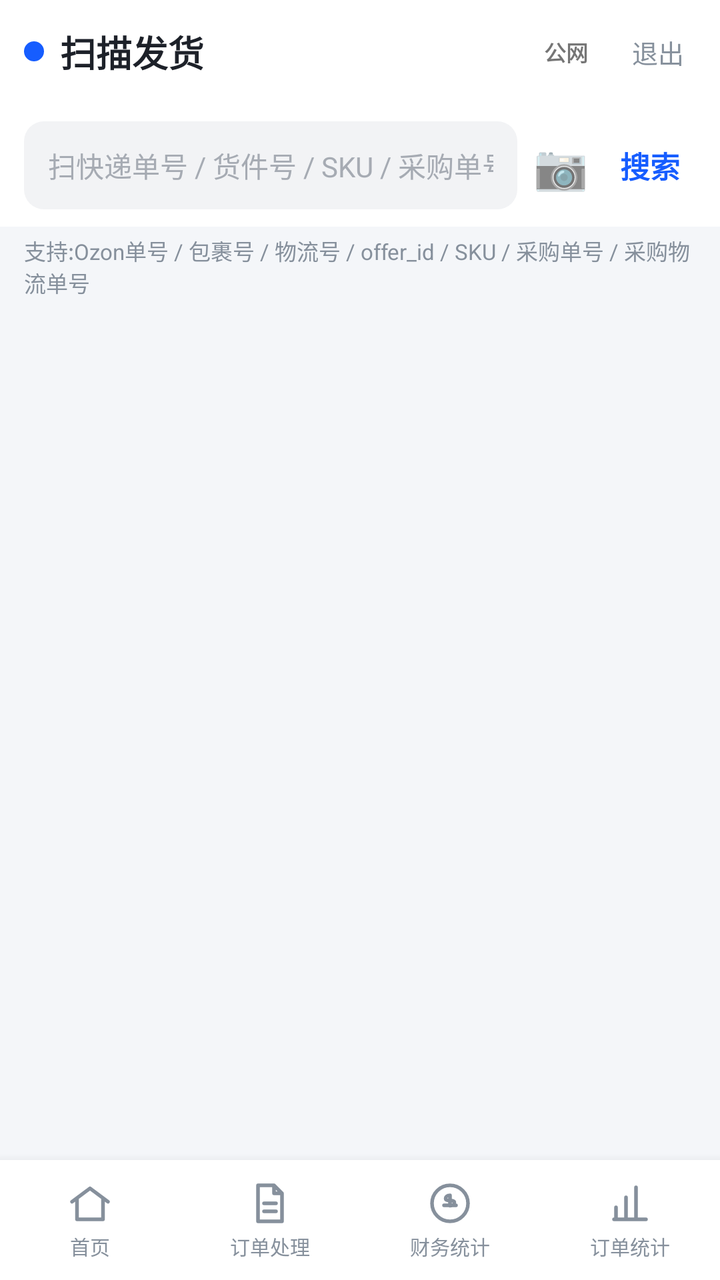
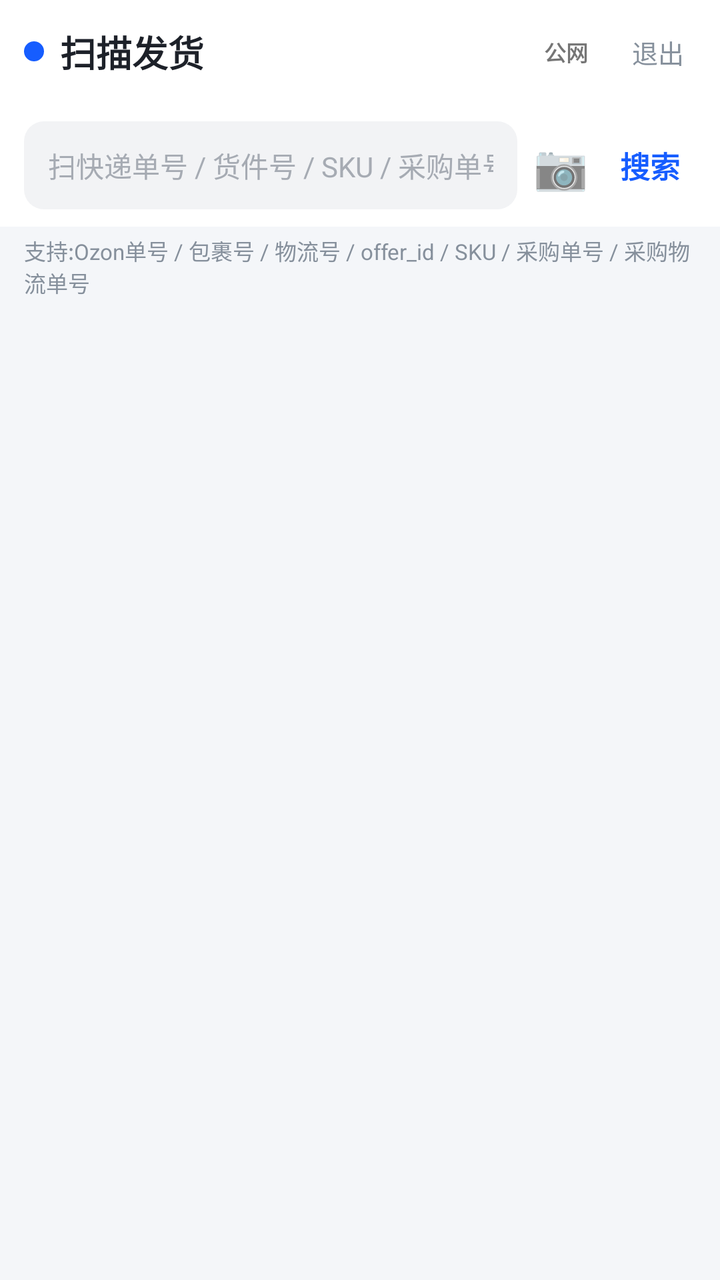

The first picture is an Android layout as it rendered before a commit; the second is the same layout after the commit. The layout source and the unified diff follow.
<!-- AndroidManifest.xml: application theme AppTheme -->
<!-- res/layout/activity_main.xml -->
<?xml version="1.0" encoding="utf-8"?>
<LinearLayout xmlns:android="http://schemas.android.com/apk/res/android"
    android:layout_width="match_parent"
    android:layout_height="match_parent"
    android:fitsSystemWindows="true"
    android:orientation="vertical"
    android:background="@color/page_bg">

    
    <LinearLayout
        android:layout_width="match_parent"
        android:layout_height="@dimen/header_height"
        android:orientation="horizontal"
        android:gravity="center_vertical"
        android:background="@color/card_bg"
        android:paddingHorizontal="12dp">

        <LinearLayout
            android:layout_width="0dp"
            android:layout_height="wrap_content"
            android:layout_weight="1"
            android:orientation="horizontal"
            android:gravity="center_vertical">

            <View
                android:layout_width="10dp"
                android:layout_height="10dp"
                android:background="@drawable/bg_dot_primary" />

            <TextView
                android:layout_width="wrap_content"
                android:layout_height="wrap_content"
                android:text="扫描发货"
                android:textColor="@color/text_primary"
                android:textSize="18sp"
                android:textStyle="bold"
                android:layout_marginStart="8dp" />
        </LinearLayout>

        <TextView
            android:id="@+id/intranetBtn"
            android:layout_width="wrap_content"
            android:layout_height="wrap_content"
            android:text="公网"
            android:textSize="11sp"
            android:textStyle="bold"
            android:paddingHorizontal="12dp"
            android:paddingVertical="5dp"
            android:layout_marginEnd="4dp" />

        <TextView
            android:id="@+id/logoutBtn"
            android:layout_width="wrap_content"
            android:layout_height="wrap_content"
            android:text="退出"
            android:textColor="@color/text_muted"
            android:textSize="13sp"
            android:padding="6dp" />
    </LinearLayout>

    
    <LinearLayout
        android:layout_width="match_parent"
        android:layout_height="wrap_content"
        android:orientation="horizontal"
        android:gravity="center_vertical"
        android:background="#ffffff"
        android:paddingHorizontal="12dp"
        android:paddingVertical="8dp">

        <EditText
            android:id="@+id/searchInput"
            android:layout_width="0dp"
            android:layout_height="44dp"
            android:layout_weight="1"
            android:background="@drawable/bg_input"
            android:paddingHorizontal="12dp"
            android:hint="扫快递单号 / 货件号 / SKU / 采购单号"
            android:textSize="14sp"
            android:textColor="@color/text_primary"
            android:textColorHint="@color/text_placeholder"
            android:imeOptions="actionSearch"
            android:singleLine="true" />

        <TextView
            android:id="@+id/scanBtn"
            android:layout_width="wrap_content"
            android:layout_height="wrap_content"
            android:text="📷"
            android:textSize="22sp"
            android:padding="8dp" />

        <TextView
            android:id="@+id/searchBtn"
            android:layout_width="wrap_content"
            android:layout_height="wrap_content"
            android:text="搜索"
            android:textColor="@color/primary"
            android:textSize="15sp"
            android:textStyle="bold"
            android:padding="8dp" />
    </LinearLayout>

    <TextView
        android:layout_width="match_parent"
        android:layout_height="wrap_content"
        android:paddingHorizontal="12dp"
        android:paddingTop="4dp"
        android:text="支持:Ozon单号 / 包裹号 / 物流号 / offer_id / SKU / 采购单号 / 采购物流单号"
        android:textColor="@color/text_muted"
        android:textSize="11sp" />

    
    <TextView
        android:id="@+id/bannerText"
        android:layout_width="match_parent"
        android:layout_height="wrap_content"
        android:layout_marginHorizontal="12dp"
        android:layout_marginTop="8dp"
        android:padding="10dp"
        android:textSize="13sp"
        android:visibility="gone" />

    <ProgressBar
        android:id="@+id/progressBar"
        android:layout_width="wrap_content"
        android:layout_height="wrap_content"
        android:layout_gravity="center_horizontal"
        android:layout_marginTop="16dp"
        android:visibility="gone" />

    
    <androidx.recyclerview.widget.RecyclerView
        android:id="@+id/recyclerView"
        android:layout_width="match_parent"
        android:layout_height="0dp"
        android:layout_weight="1"
        android:clipToPadding="false"
        android:padding="12dp" />

    
    <include layout="@layout/bottom_nav" />

</LinearLayout>
<!-- res/layout/bottom_nav.xml (included above) -->
<?xml version="1.0" encoding="utf-8"?>
<LinearLayout xmlns:android="http://schemas.android.com/apk/res/android"
    android:id="@+id/bottomNav"
    android:layout_width="match_parent"
    android:layout_height="60dp"
    android:orientation="horizontal"
    android:background="@color/card_bg"
    android:elevation="8dp"
    android:gravity="center">

    
    <LinearLayout
        android:id="@+id/navHome"
        android:layout_width="0dp"
        android:layout_height="match_parent"
        android:layout_weight="1"
        android:orientation="vertical"
        android:gravity="center"
        android:background="@android:color/transparent">

        <ImageView
            android:id="@+id/navHomeIcon"
            android:layout_width="24dp"
            android:layout_height="24dp"
            android:src="@drawable/ic_nav_home" />

        <TextView
            android:id="@+id/navHomeText"
            android:layout_width="wrap_content"
            android:layout_height="wrap_content"
            android:text="首页"
            android:textSize="10sp"
            android:textColor="#86909c"
            android:layout_marginTop="2dp" />
    </LinearLayout>

    
    <LinearLayout
        android:id="@+id/navOrder"
        android:layout_width="0dp"
        android:layout_height="match_parent"
        android:layout_weight="1"
        android:orientation="vertical"
        android:gravity="center"
        android:background="@android:color/transparent">

        <ImageView
            android:id="@+id/navOrderIcon"
            android:layout_width="24dp"
            android:layout_height="24dp"
            android:src="@drawable/ic_nav_order" />

        <TextView
            android:id="@+id/navOrderText"
            android:layout_width="wrap_content"
            android:layout_height="wrap_content"
            android:text="订单处理"
            android:textSize="10sp"
            android:textColor="#86909c"
            android:layout_marginTop="2dp" />
    </LinearLayout>

    
    <LinearLayout
        android:id="@+id/navFinance"
        android:layout_width="0dp"
        android:layout_height="match_parent"
        android:layout_weight="1"
        android:orientation="vertical"
        android:gravity="center"
        android:background="@android:color/transparent">

        <ImageView
            android:id="@+id/navFinanceIcon"
            android:layout_width="24dp"
            android:layout_height="24dp"
            android:src="@drawable/ic_nav_finance" />

        <TextView
            android:id="@+id/navFinanceText"
            android:layout_width="wrap_content"
            android:layout_height="wrap_content"
            android:text="财务统计"
            android:textSize="10sp"
            android:textColor="#86909c"
            android:layout_marginTop="2dp" />
    </LinearLayout>

    
    <LinearLayout
        android:id="@+id/navStats"
        android:layout_width="0dp"
        android:layout_height="match_parent"
        android:layout_weight="1"
        android:orientation="vertical"
        android:gravity="center"
        android:background="@android:color/transparent">

        <ImageView
            android:id="@+id/navStatsIcon"
            android:layout_width="24dp"
            android:layout_height="24dp"
            android:src="@drawable/ic_nav_stats" />

        <TextView
            android:id="@+id/navStatsText"
            android:layout_width="wrap_content"
            android:layout_height="wrap_content"
            android:text="订单统计"
            android:textSize="10sp"
            android:textColor="#86909c"
            android:layout_marginTop="2dp" />
    </LinearLayout>

</LinearLayout>
<!-- resources referenced by this layout -->
<resources>
  <color name="card_bg">#ffffff</color>
  <color name="page_bg">#f4f6f9</color>
  <color name="primary">#165dff</color>
  <color name="text_muted">#86909c</color>
  <color name="text_placeholder">#a6abb3</color>
  <color name="text_primary">#1d2129</color>
  <dimen name="header_height">52dp</dimen>
  <!-- drawable bg_dot_primary (drawable) -->
  <shape xmlns:android="http://schemas.android.com/apk/res/android"
      android:shape="oval">
      <solid android:color="@color/primary" />
  </shape>
  <!-- drawable bg_input (drawable) -->
  <?xml version="1.0" encoding="utf-8"?>
  <shape xmlns:android="http://schemas.android.com/apk/res/android"
      android:shape="rectangle">
      <solid android:color="@color/neutral_bg" />
      <corners android:radius="@dimen/radius_md" />
  </shape>
  <!-- drawable ic_nav_finance (drawable) -->
  <vector xmlns:android="http://schemas.android.com/apk/res/android"
      android:width="24dp"
      android:height="24dp"
      android:viewportWidth="24"
      android:viewportHeight="24">
      <path
          android:fillColor="@android:color/transparent"
          android:strokeColor="#86909c"
          android:strokeWidth="1.8"
          android:strokeLineJoin="round"
          android:strokeLineCap="round"
          android:pathData="M12 21a9 9 0 1 0 0-18 9 9 0 0 0 0 18zM9 13h6M12 13V8m0 0c-1.6 0-2.2.9-2.2 1.6 0 .8 1.1 1 2.2 1s2.2.2 2.2 1-.6 1.6-2.2 1.6" />
  </vector>
  <!-- drawable ic_nav_home (drawable) -->
  <vector xmlns:android="http://schemas.android.com/apk/res/android"
      android:width="24dp"
      android:height="24dp"
      android:viewportWidth="24"
      android:viewportHeight="24">
      <path
          android:fillColor="@android:color/transparent"
          android:strokeColor="#86909c"
          android:strokeWidth="1.8"
          android:strokeLineJoin="round"
          android:strokeLineCap="round"
          android:pathData="M3 11.2L12 4.5l9 6.7M5.5 9.8V20h13V9.8" />
  </vector>
  <!-- drawable ic_nav_order (drawable) -->
  <vector xmlns:android="http://schemas.android.com/apk/res/android"
      android:width="24dp"
      android:height="24dp"
      android:viewportWidth="24"
      android:viewportHeight="24">
      <path
          android:fillColor="@android:color/transparent"
          android:strokeColor="#86909c"
          android:strokeWidth="1.8"
          android:strokeLineJoin="round"
          android:strokeLineCap="round"
          android:pathData="M6 3h8l4 4v14H6zM14 3v4h4M9 12h6M9 16h6" />
  </vector>
  <!-- drawable ic_nav_stats (drawable) -->
  <vector xmlns:android="http://schemas.android.com/apk/res/android"
      android:width="24dp"
      android:height="24dp"
      android:viewportWidth="24"
      android:viewportHeight="24">
      <path
          android:fillColor="@android:color/transparent"
          android:strokeColor="#86909c"
          android:strokeWidth="1.8"
          android:strokeLineJoin="round"
          android:strokeLineCap="round"
          android:pathData="M5 20v-6M10 20V9M15 20V4M4 20h16" />
  </vector>
  <style name="AppTheme" parent="android:Theme.Material.Light.NoActionBar">
          <item name="android:statusBarColor">#165dff</item>
          <item name="android:navigationBarColor">#ffffff</item>
          <item name="android:windowBackground">#f2f3f5</item>
      </style>
  <color name="neutral_bg">#f2f3f5</color>
  <dimen name="radius_md">10dp</dimen>
</resources>

<!-- the commit's change to res/layout/activity_main.xml (unified diff, before → after) -->
@@ -138,123 +138,4 @@
         android:clipToPadding="false"
         android:padding="12dp" />
 
-    
-    <include layout="@layout/bottom_nav" />
-
 </LinearLayout>
-<!-- res/layout/bottom_nav.xml (included above) -->
-<?xml version="1.0" encoding="utf-8"?>
-<LinearLayout xmlns:android="http://schemas.android.com/apk/res/android"
-    android:id="@+id/bottomNav"
-    android:layout_width="match_parent"
-    android:layout_height="60dp"
-    android:orientation="horizontal"
-    android:background="@color/card_bg"
-    android:elevation="8dp"
-    android:gravity="center">
-
-    
-    <LinearLayout
-        android:id="@+id/navHome"
-        android:layout_width="0dp"
-        android:layout_height="match_parent"
-        android:layout_weight="1"
-        android:orientation="vertical"
-        android:gravity="center"
-        android:background="@android:color/transparent">
-
-        <ImageView
-            android:id="@+id/navHomeIcon"
-            android:layout_width="24dp"
-            android:layout_height="24dp"
-            android:src="@drawable/ic_nav_home" />
-
-        <TextView
-            android:id="@+id/navHomeText"
-            android:layout_width="wrap_content"
-            android:layout_height="wrap_content"
-            android:text="首页"
-            android:textSize="10sp"
-            android:textColor="#86909c"
-            android:layout_marginTop="2dp" />
-    </LinearLayout>
-
-    
-    <LinearLayout
-        android:id="@+id/navOrder"
-        android:layout_width="0dp"
-        android:layout_height="match_parent"
-        android:layout_weight="1"
-        android:orientation="vertical"
-        android:gravity="center"
-        android:background="@android:color/transparent">
-
-        <ImageView
-            android:id="@+id/navOrderIcon"
-            android:layout_width="24dp"
-            android:layout_height="24dp"
-            android:src="@drawable/ic_nav_order" />
-
-        <TextView
-            android:id="@+id/navOrderText"
-            android:layout_width="wrap_content"
-            android:layout_height="wrap_content"
-            android:text="订单处理"
-            android:textSize="10sp"
-            android:textColor="#86909c"
-            android:layout_marginTop="2dp" />
-    </LinearLayout>
-
-    
-    <LinearLayout
-        android:id="@+id/navFinance"
-        android:layout_width="0dp"
-        android:layout_height="match_parent"
-        android:layout_weight="1"
-        android:orientation="vertical"
-        android:gravity="center"
-        android:background="@android:color/transparent">
-
-        <ImageView
-            android:id="@+id/navFinanceIcon"
-            android:layout_width="24dp"
-            android:layout_height="24dp"
-            android:src="@drawable/ic_nav_finance" />
-
-        <TextView
-            android:id="@+id/navFinanceText"
-            android:layout_width="wrap_content"
-            android:layout_height="wrap_content"
-            android:text="财务统计"
-            android:textSize="10sp"
-            android:textColor="#86909c"
-            android:layout_marginTop="2dp" />
-    </LinearLayout>
-
-    
-    <LinearLayout
-        android:id="@+id/navStats"
-        android:layout_width="0dp"
-        android:layout_height="match_parent"
-        android:layout_weight="1"
-        android:orientation="vertical"
-        android:gravity="center"
-        android:background="@android:color/transparent">
-
-        <ImageView
-            android:id="@+id/navStatsIcon"
-            android:layout_width="24dp"
-            android:layout_height="24dp"
-            android:src="@drawable/ic_nav_stats" />
-
-        <TextView
-            android:id="@+id/navStatsText"
-            android:layout_width="wrap_content"
-            android:layout_height="wrap_content"
-            android:text="订单统计"
-            android:textSize="10sp"
-            android:textColor="#86909c"
-            android:layout_marginTop="2dp" />
-    </LinearLayout>
-
-</LinearLayout>
<!-- resource entries referenced after the edit -->
@@ -19,62 +19,6 @@
       <solid android:color="@color/neutral_bg" />
       <corners android:radius="@dimen/radius_md" />
   </shape>
-  <!-- drawable ic_nav_finance (drawable) -->
-  <vector xmlns:android="http://schemas.android.com/apk/res/android"
-      android:width="24dp"
-      android:height="24dp"
-      android:viewportWidth="24"
-      android:viewportHeight="24">
-      <path
-          android:fillColor="@android:color/transparent"
-          android:strokeColor="#86909c"
-          android:strokeWidth="1.8"
-          android:strokeLineJoin="round"
-          android:strokeLineCap="round"
-          android:pathData="M12 21a9 9 0 1 0 0-18 9 9 0 0 0 0 18zM9 13h6M12 13V8m0 0c-1.6 0-2.2.9-2.2 1.6 0 .8 1.1 1 2.2 1s2.2.2 2.2 1-.6 1.6-2.2 1.6" />
-  </vector>
-  <!-- drawable ic_nav_home (drawable) -->
-  <vector xmlns:android="http://schemas.android.com/apk/res/android"
-      android:width="24dp"
-      android:height="24dp"
-      android:viewportWidth="24"
-      android:viewportHeight="24">
-      <path
-          android:fillColor="@android:color/transparent"
-          android:strokeColor="#86909c"
-          android:strokeWidth="1.8"
-          android:strokeLineJoin="round"
-          android:strokeLineCap="round"
-          android:pathData="M3 11.2L12 4.5l9 6.7M5.5 9.8V20h13V9.8" />
-  </vector>
-  <!-- drawable ic_nav_order (drawable) -->
-  <vector xmlns:android="http://schemas.android.com/apk/res/android"
-      android:width="24dp"
-      android:height="24dp"
-      android:viewportWidth="24"
-      android:viewportHeight="24">
-      <path
-          android:fillColor="@android:color/transparent"
-          android:strokeColor="#86909c"
-          android:strokeWidth="1.8"
-          android:strokeLineJoin="round"
-          android:strokeLineCap="round"
-          android:pathData="M6 3h8l4 4v14H6zM14 3v4h4M9 12h6M9 16h6" />
-  </vector>
-  <!-- drawable ic_nav_stats (drawable) -->
-  <vector xmlns:android="http://schemas.android.com/apk/res/android"
-      android:width="24dp"
-      android:height="24dp"
-      android:viewportWidth="24"
-      android:viewportHeight="24">
-      <path
-          android:fillColor="@android:color/transparent"
-          android:strokeColor="#86909c"
-          android:strokeWidth="1.8"
-          android:strokeLineJoin="round"
-          android:strokeLineCap="round"
-          android:pathData="M5 20v-6M10 20V9M15 20V4M4 20h16" />
-  </vector>
   <style name="AppTheme" parent="android:Theme.Material.Light.NoActionBar">
           <item name="android:statusBarColor">#165dff</item>
           <item name="android:navigationBarColor">#ffffff</item>
